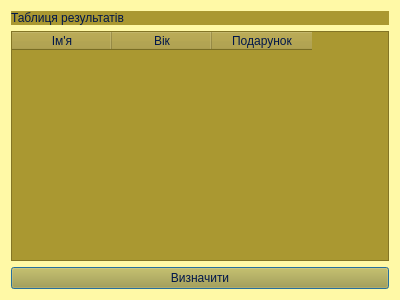
AnastasiiaPetrochenko/courseWork_3term, file window6.ui: the form before one commit.
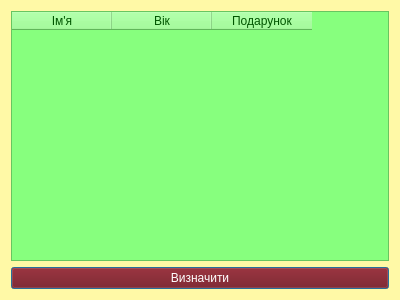
The form after the commit.

Diff of the .ui file:
```diff
--- a/window6.ui
+++ b/window6.ui
@@ -18,24 +18,13 @@
 background-color: rgb(255, 249, 166);</string>
   </property>
   <layout class="QVBoxLayout" name="verticalLayout">
-   <item>
-    <widget class="QLabel" name="label">
-     <property name="styleSheet">
-      <string notr="true">font: 700 12pt &quot;Consolas&quot;;
-color: rgb(0, 22, 74);
-background-color: rgb(170, 152, 49);</string>
-     </property>
-     <property name="text">
-      <string>Таблиця результатів</string>
-     </property>
-    </widget>
-   </item>
    <item>
     <widget class="QTableWidget" name="youngestChildrenTable">
      <property name="styleSheet">
       <string notr="true">font: 700 12pt &quot;Consolas&quot;;
-color: rgb(0, 22, 74);
-background-color: rgb(170, 152, 49);</string>
+background-color: rgb(135, 255, 126);
+color: rgb(0, 85, 0);
+</string>
      </property>
      <column>
       <property name="text">
@@ -57,9 +46,9 @@
    <item>
     <widget class="QPushButton" name="pushButton">
      <property name="styleSheet">
-      <string notr="true">font: 700 12pt &quot;Consolas&quot;;
-color: rgb(0, 22, 74);
-background-color: rgb(170, 152, 49);</string>
+      <string notr="true">color: rgb(255, 255, 255);
+background-color: rgb(115, 0, 2);
+font: 15pt &quot;Consolas&quot;;</string>
      </property>
      <property name="text">
       <string>Визначити</string>
```
